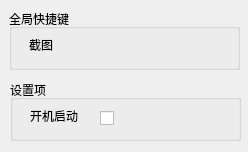
First picture: the form in screenshottool.ui, repository qiuzhiqian/ScreenShotTool, before the edit.
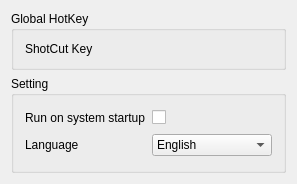
Second picture: the form after the edit.

What changed in the file:
```diff
--- a/screenshottool.ui
+++ b/screenshottool.ui
@@ -6,63 +6,48 @@
    <rect>
     <x>0</x>
     <y>0</y>
-    <width>248</width>
-    <height>152</height>
+    <width>297</width>
+    <height>184</height>
    </rect>
   </property>
   <property name="windowTitle">
    <string>ScreenShotTool</string>
   </property>
+  <layout class="QVBoxLayout" name="verticalLayout" stretch="0,1">
+   <item>
   <widget class="QGroupBox" name="groupBox">
-   <property name="geometry">
-    <rect>
-     <x>9</x>
-     <y>9</y>
-     <width>231</width>
-     <height>61</height>
-    </rect>
-   </property>
    <property name="title">
-    <string>全局快捷键</string>
-   </property>
+      <string>Global HotKey</string>
+     </property>
+     <layout class="QGridLayout" name="gridLayout">
+      <item row="0" column="0">
    <widget class="QLabel" name="label">
-    <property name="geometry">
-     <rect>
-      <x>20</x>
-      <y>25</y>
-      <width>54</width>
-      <height>21</height>
-     </rect>
-    </property>
     <property name="text">
-     <string>截图</string>
-    </property>
-   </widget>
-  </widget>
+         <string>ShotCut Key</string>
+        </property>
+       </widget>
+      </item>
+     </layout>
+    </widget>
+   </item>
+   <item>
   <widget class="QGroupBox" name="groupBox_2">
-   <property name="geometry">
-    <rect>
-     <x>10</x>
-     <y>80</y>
-     <width>231</width>
-     <height>61</height>
-    </rect>
-   </property>
    <property name="title">
-    <string>设置项</string>
-   </property>
+      <string>Setting</string>
+     </property>
+     <layout class="QGridLayout" name="gridLayout_2">
+      <item row="0" column="0">
+       <widget class="QLabel" name="label_2">
+        <property name="text">
+         <string>Run on system startup</string>
+        </property>
+       </widget>
+      </item>
+      <item row="0" column="1">
    <widget class="QCheckBox" name="checkBox">
     <property name="enabled">
      <bool>true</bool>
     </property>
-    <property name="geometry">
-     <rect>
-      <x>90</x>
-      <y>30</y>
-      <width>21</width>
-      <height>16</height>
-     </rect>
-    </property>
     <property name="text">
      <string/>
     </property>
@@ -70,20 +55,32 @@
      <bool>false</bool>
     </property>
    </widget>
-   <widget class="QLabel" name="label_2">
-    <property name="geometry">
-     <rect>
-      <x>20</x>
-      <y>30</y>
-      <width>54</width>
-      <height>12</height>
-     </rect>
-    </property>
+      </item>
+      <item row="1" column="0">
+       <widget class="QLabel" name="label_3">
+        <property name="text">
+         <string>Language</string>
+        </property>
+       </widget>
+      </item>
+      <item row="1" column="1">
+       <widget class="QComboBox" name="comboBox">
+        <item>
     <property name="text">
-     <string>开机启动</string>
-    </property>
-   </widget>
-  </widget>
+          <string notr="true">English</string>
+         </property>
+        </item>
+        <item>
+         <property name="text">
+          <string notr="true">中文</string>
+         </property>
+        </item>
+       </widget>
+      </item>
+     </layout>
+    </widget>
+   </item>
+  </layout>
  </widget>
  <layoutdefault spacing="6" margin="11"/>
  <resources/>
```
Lines whose indentation alone changed are shown as unchanged.
